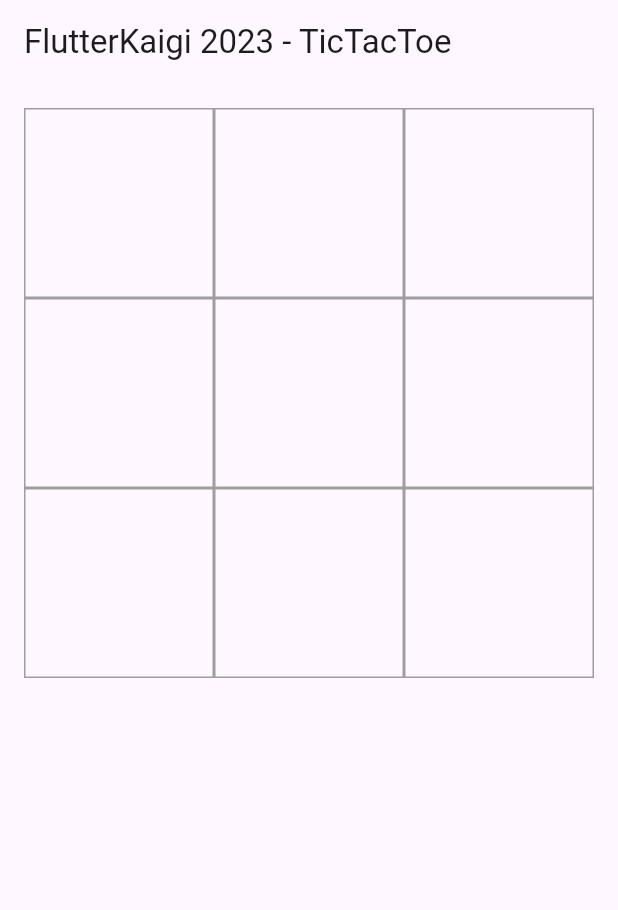
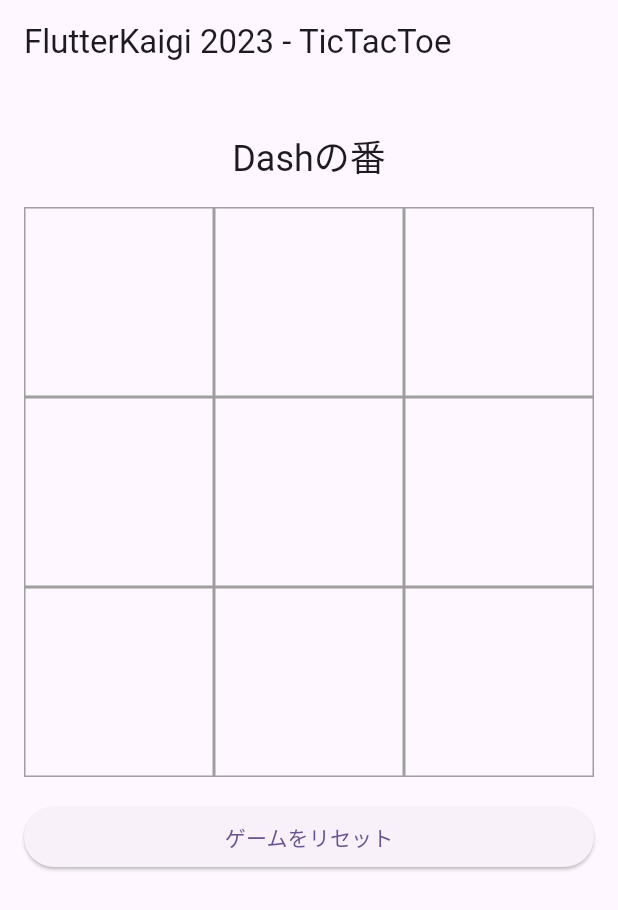
Before and after one commit to take-2405/flutter_kaigi_2023_handsonson, a Flutter app: the screen it shows after launch, on a phone screen of 412 x 824 dp. Shown: the top 910 px of the screen. Run offline on Flutter 3.47's test engine with Material 2 defaults, Android fonts, the light colour scheme and no system bars.

Commit message:
impl ui(step3)

```diff
--- a/lib/view/board.dart
+++ b/lib/view/board.dart
@@ -14,6 +14,19 @@ class _BoardState extends State<Board> {
   //【新規追加】ゲーム進行状態の初期値
   TicTacToe ticTacToe = TicTacToe.start(playerX: 'Dash', playerO: 'Sparky');
 
+  String _statusMessage(TicTacToe ticTacToe) {
+    final winner = ticTacToe.getWinner();
+    final isDraw = ticTacToe.isDraw();
+
+    if (winner.isNotEmpty) {
+      return '$winnerの勝ち';
+    } else if (isDraw) {
+      return '引き分けです';
+    } else {
+      return '${ticTacToe.currentPlayer}の番';
+    }
+  }
+
   @override
   Widget build(BuildContext context) {
     //【差替】コンテンツを列方向(縦並び)に配置する Column を Padding でラップ（ここから）
@@ -21,6 +34,15 @@ class _BoardState extends State<Board> {
       padding: const EdgeInsets.all(16),
       child: Column(
         children: [
+          // メッセージ表示欄
+          Padding(
+            padding: const EdgeInsets.all(16),
+            child: Text(
+              _statusMessage(ticTacToe),
+              style: Theme.of(context).textTheme.headlineSmall,
+            ),
+          ),
+          //
           GridView.builder(
             shrinkWrap: true,
             gridDelegate: const SliverGridDelegateWithFixedCrossAxisCount(
@@ -58,6 +80,22 @@ class _BoardState extends State<Board> {
               );
             },
           ),
+          // 盤面との空隙
+          const SizedBox(height: 16),
+          //
+          // ゲーム・リセットボタン
+          SizedBox(
+            width: double.infinity,
+            child: ElevatedButton(
+              onPressed: () {
+                setState(() {
+                  ticTacToe = ticTacToe.resetBoard();
+                });
+              },
+              child: const Text('ゲームをリセット'),
+            ),
+          ),
+          //
         ],
       ),
     );
```
